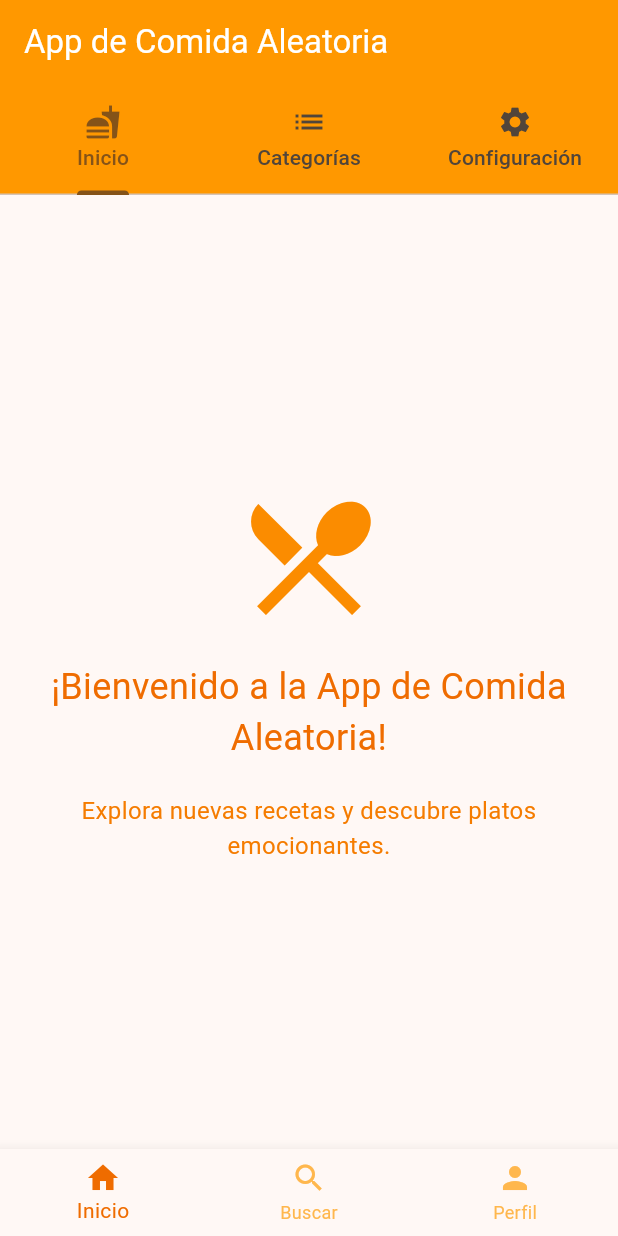
After one commit to GodKraken030804/Charbot, a Flutter app: the screen it shows after launch, after a tap on "Pagina De usuario", on a phone screen of 412 x 824 dp. The commit adds this screen. Run offline on Flutter 3.47's test engine with Material 3 defaults, Android fonts, the phone set to English and light mode, and no system bars; network calls fail.

Commit message:
Actualización

```diff
--- a/lib/Pages/HomePage.dart
+++ b/lib/Pages/HomePage.dart
@@ -1,7 +1,7 @@
 import 'package:app_movil/Pages/NextPage.dart';
+import 'package:app_movil/Pages/ThirdPage.dart';
 import 'package:flutter/material.dart';
-import 'package:url_launcher/url_launcher.dart'; // Asegúrate de tener esta dependencia
-
+import 'package:url_launcher/url_launcher.dart';
 
 class HomePage extends StatelessWidget {
   const HomePage({super.key});
@@ -48,17 +48,33 @@ class HomePage extends StatelessWidget {
           ),
           Container(
             width: double.infinity,
-            color: Colors.blue,
+            color: Colors.orange,
             child: TextButton(
               onPressed: () {
-                // Navegar a la página siguiente
                 Navigator.push(
                   context,
                   MaterialPageRoute(builder: (context) => const NextPage()),
                 );
               },
               child: const Text(
-                'Continuar',
+                'Comidas Aleatorias',
+                style: TextStyle(color: Colors.white),
+              ),
+            ),
+          ),
+
+          Container(
+            width: double.infinity,
+            color: Colors.orange, // Puedes cambiar el color si lo deseas
+            child: TextButton(
+              onPressed: () {
+                Navigator.push(
+                  context,
+                  MaterialPageRoute(builder: (context) => const ThirdPage()),
+                );
+              },
+              child: const Text(
+                'Pagina De usuario',
                 style: TextStyle(color: Colors.white),
               ),
             ),
--- a/lib/Pages/NextPage.dart
+++ b/lib/Pages/NextPage.dart
@@ -6,6 +6,7 @@ class NextPage extends StatefulWidget {
   const NextPage({super.key});
 
   @override
+  // ignore: library_private_types_in_public_api
   _NextPageState createState() => _NextPageState();
 }
 
@@ -74,36 +75,36 @@ class _NextPageState extends State<NextPage> {
                   width: 200,
                   fit: BoxFit.cover,
                 ),
-              SizedBox(height: 20),
+               const SizedBox(height: 20),
               Padding(
-                padding: EdgeInsets.all(16.0),
+                padding: const EdgeInsets.all(16.0),
                 child: Text(
                   _data,
                   textAlign: TextAlign.center,
-                  style: TextStyle(fontSize: 16),
+                  style: const TextStyle(fontSize: 16),
                 ),
               ),
               if (_recipeInstructions.isNotEmpty)
                 Padding(
-                  padding: EdgeInsets.all(16.0),
+                  padding:  const  EdgeInsets.all(16.0),
                   child: Column(
                     crossAxisAlignment: CrossAxisAlignment.start,
                     children: [
-                      Text(
+                       const Text(
                         'Instrucciones de preparación:',
                         style: TextStyle(fontSize: 18, fontWeight: FontWeight.bold),
                       ),
-                      SizedBox(height: 10),
+                      const  SizedBox(height: 10),
                       Text(
                         _recipeInstructions,
-                        style: TextStyle(fontSize: 14),
+                        style:  const TextStyle(fontSize: 14),
                       ),
                     ],
                   ),
                 ),
               ElevatedButton(
                 onPressed: _fetchRandomMeal,
-                child: Text('Obtener otra comida'),
+                child: const  Text('Obtener otra comida'),
               ),
             ],
           ),
--- /dev/null
+++ b/lib/Pages/ThirdPage.dart
@@ -0,0 +1,166 @@
+import 'package:flutter/material.dart';
+
+
+void main() => runApp(const ThirdPage());
+
+class ThirdPage extends StatelessWidget {
+  const ThirdPage({super.key});
+
+  @override
+  Widget build(BuildContext context) {
+    return MaterialApp(
+      title: 'Usuario',
+      theme: ThemeData(
+        useMaterial3: true,
+        colorScheme: ColorScheme.fromSeed(
+          seedColor: Colors.orange,
+          brightness: Brightness.light,
+        ),
+        appBarTheme: const AppBarTheme(
+          backgroundColor: Colors.orange,
+          foregroundColor: Colors.white,
+        ),
+        elevatedButtonTheme: ElevatedButtonThemeData(
+          style: ElevatedButton.styleFrom(
+            backgroundColor: Colors.orange[600],
+            foregroundColor: Colors.white,
+          ),
+        ),
+      ),
+      home: const PaginaComida(),
+    );
+  }
+}
+
+class PaginaComida extends StatefulWidget {
+  const PaginaComida({super.key});
+
+  @override
+  _PaginaComidaState createState() => _PaginaComidaState();
+}
+
+class _PaginaComidaState extends State<PaginaComida> with SingleTickerProviderStateMixin {
+  late TabController _controladorTab;
+  final TextEditingController _controladorTexto = TextEditingController();
+
+  @override
+  void initState() {
+    super.initState();
+    _controladorTab = TabController(length: 3, vsync: this);
+  }
+
+  @override
+  void dispose() {
+    _controladorTab.dispose();
+    _controladorTexto.dispose();
+    super.dispose();
+  }
+
+  @override
+  Widget build(BuildContext context) {
+    return Scaffold(
+      appBar: AppBar(
+        title: const Text('App de Comida Aleatoria'),
+        bottom: TabBar(
+          controller: _controladorTab,
+          tabs: const [
+            Tab(icon: Icon(Icons.fastfood), text: 'Inicio'),
+            Tab(icon: Icon(Icons.list), text: 'Categorías'),
+            Tab(icon: Icon(Icons.settings), text: 'Configuración'),
+          ],
+        ),
+      ),
+      body: TabBarView(
+        controller: _controladorTab,
+        children: [
+          _construirPestanaInicio(),
+          _construirPestanaCategorias(),
+          _construirPestanaConfiguracion(),
+        ],
+      ),
+      bottomNavigationBar: BottomNavigationBar(
+        items: const [
+          BottomNavigationBarItem(icon: Icon(Icons.home), label: 'Inicio'),
+          BottomNavigationBarItem(icon: Icon(Icons.search), label: 'Buscar'),
+          BottomNavigationBarItem(icon: Icon(Icons.person), label: 'Perfil'),
+        ],
+        selectedItemColor: Colors.orange[800],
+        unselectedItemColor: Colors.orange[300],
+      ),
+    );
+  }
+
+  Widget _construirPestanaInicio() {
+    return Center(
+      child: Column(
+        mainAxisAlignment: MainAxisAlignment.center,
+        children: [
+          Icon(Icons.restaurant_menu, size: 100, color: Colors.orange[600]),
+          const SizedBox(height: 20),
+          Text(
+            '¡Bienvenido a la App de Comida Aleatoria!',
+            style: TextStyle(fontSize: 24, color: Colors.orange[800]),
+            textAlign: TextAlign.center,
+          ),
+          const SizedBox(height: 20),
+          Text(
+            'Explora nuevas recetas y descubre platos emocionantes.',
+            style: TextStyle(fontSize: 16, color: Colors.orange[700]),
+            textAlign: TextAlign.center,
+          ),
+        ],
+      ),
+    );
+  }
+
+  Widget _construirPestanaCategorias() {
+    final List<String> categorias = [
+      'Carne de res', 'Pollo', 'Postre', 'Cordero', 'Varios',
+      'Pasta', 'Cerdo', 'Mariscos', 'Acompañamiento', 'Entrante', 'Vegano', 'Vegetariano'
+    ];
+    return ListView.builder(
+      itemCount: categorias.length,
+      itemBuilder: (context, index) {
+        return Card(
+          color: Colors.orange[100],
+          child: ListTile(
+            title: Text(categorias[index], style: TextStyle(color: Colors.orange[800])),
+            leading: Icon(Icons.category, color: Colors.orange[600]),
+            trailing: Icon(Icons.arrow_forward_ios, color: Colors.orange[300]),
+            onTap: () {
+              // Acción cuando se toca una categoría
+            },
+          ),
+        );
+      },
+    );
+  }
+
+  Widget _construirPestanaConfiguracion() {
+    return Padding(
+      padding: const EdgeInsets.all(16.0),
+      child: Column(
+        children: [
+          TextField(
+            controller: _controladorTexto,
+            decoration: InputDecoration(
+              labelText: 'Ingresa tu comida favorita',
+              border:  const OutlineInputBorder(),
+              focusedBorder: OutlineInputBorder(
+                borderSide: BorderSide(color: Colors.orange[600]!),
+              ),
+              labelStyle: TextStyle(color: Colors.orange[600]),
+            ),
+          ),
+          const SizedBox(height: 20),
+          ElevatedButton(
+            onPressed: () {
+              // Acción para guardar la comida favorita
+            },
+            child: const Text('Guardar Favorito'),
+          ),
+        ],
+      ),
+    );
+  }
+}
--- a/lib/main.dart
+++ b/lib/main.dart
@@ -1,6 +1,8 @@
+import 'package:app_movil/Pages/ThirdPage.dart';
 import 'package:flutter/material.dart';
 import 'package:app_movil/Pages/HomePage.dart';
 import 'package:app_movil/Pages/NextPage.dart';
+
 
 void main() => runApp(const MyApp());
 
@@ -16,6 +18,7 @@ class MyApp extends StatelessWidget {
       routes: {
         '/home': (context) => const HomePage(), // Ruta para la página de inicio
         '/next': (context) => const NextPage(), // Ruta para la página siguiente
+        '/third': (context) => const ThirdPage(), // Ruta para la tercera página
       },
     );
   }
```
